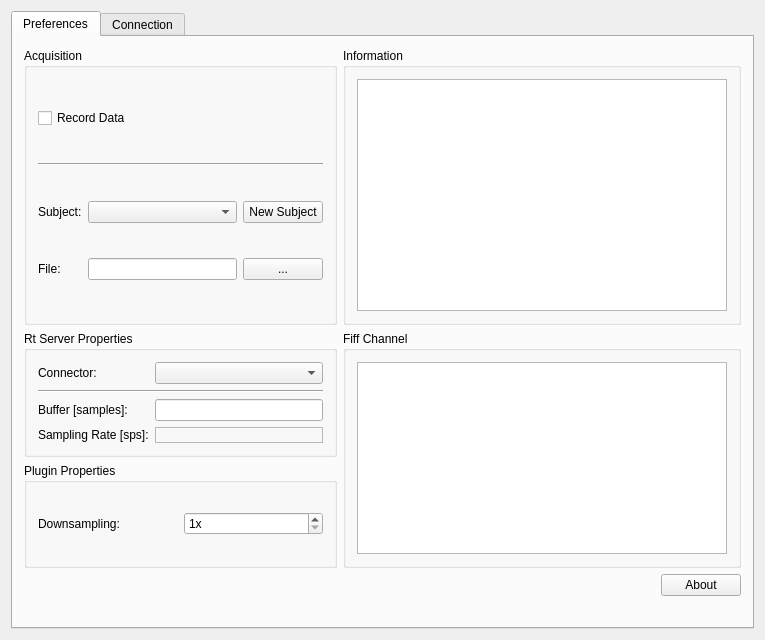
Qt form applications/mne_x/plugins/babymeg/FormFiles/babymegsetup.ui (mne-tools/mne-cpp) before a commit.
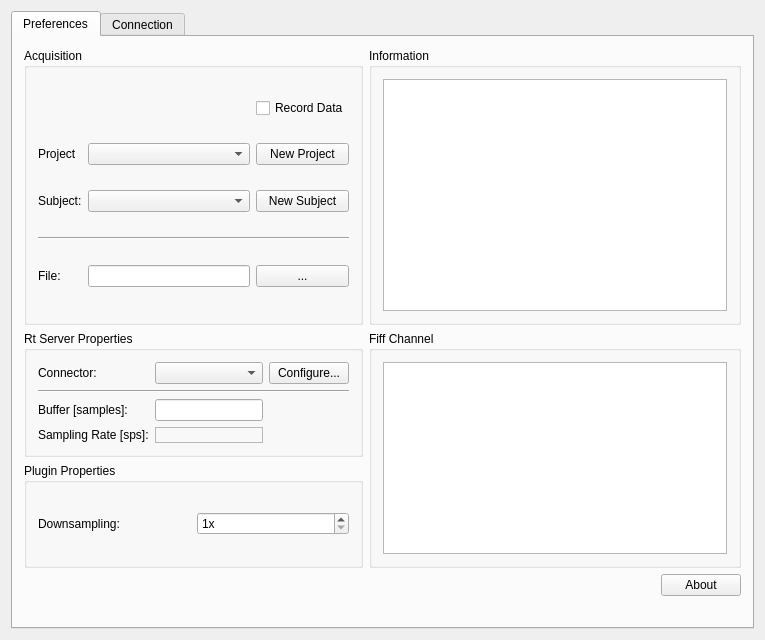
The same form after that commit.

The edit to the form file:
```diff
--- a/applications/mne_x/plugins/babymeg/FormFiles/babymegsetup.ui
+++ b/applications/mne_x/plugins/babymeg/FormFiles/babymegsetup.ui
@@ -1,7 +1,7 @@
 <?xml version="1.0" encoding="UTF-8"?>
 <ui version="4.0">
- <class>BabyMegSetupWidgetClass</class>
- <widget class="QWidget" name="BabyMegSetupWidgetClass">
+ <class>BabyMEGSetupWidgetClass</class>
+ <widget class="QWidget" name="BabyMEGSetupWidgetClass">
   <property name="geometry">
    <rect>
     <x>0</x>
@@ -97,19 +97,22 @@
           </widget>
          </item>
          <item row="3" column="0">
-          <widget class="QGroupBox" name="m_qGroupBox_BabyMegProperties">
+          <widget class="QGroupBox" name="m_qGroupBox_MneRtClientProperties">
            <property name="title">
             <string>Rt Server Properties</string>
            </property>
            <layout class="QGridLayout" name="gridLayout">
-            <item row="4" column="0">
+            <item row="5" column="0">
              <widget class="QLabel" name="m_qLabel_BufferSize">
               <property name="text">
                <string>Buffer [samples]:</string>
               </property>
              </widget>
             </item>
-            <item row="4" column="1">
+            <item row="0" column="1">
+             <widget class="QComboBox" name="m_qComboBox_Connector"/>
+            </item>
+            <item row="5" column="1">
              <widget class="QLineEdit" name="m_qLineEdit_BufferSize">
               <property name="text">
                <string/>
@@ -123,17 +126,17 @@
               </property>
              </widget>
             </item>
-            <item row="0" column="1">
-             <widget class="QComboBox" name="m_qComboBox_Connector"/>
-            </item>
-            <item row="3" column="0" colspan="2">
-             <widget class="Line" name="line">
-              <property name="orientation">
-               <enum>Qt::Horizontal</enum>
+            <item row="6" column="1">
+             <widget class="QLabel" name="m_qLabel_sps">
+              <property name="frameShape">
+               <enum>QFrame::StyledPanel</enum>
+              </property>
+              <property name="text">
+               <string/>
               </property>
              </widget>
             </item>
-            <item row="5" column="0">
+            <item row="6" column="0">
              <widget class="QLabel" name="m_qLabel_sps_description">
               <property name="sizePolicy">
                <sizepolicy hsizetype="Minimum" vsizetype="Minimum">
@@ -149,13 +152,17 @@
               </property>
              </widget>
             </item>
-            <item row="5" column="1">
-             <widget class="QLabel" name="m_qLabel_sps">
-              <property name="frameShape">
-               <enum>QFrame::StyledPanel</enum>
-              </property>
+            <item row="0" column="2">
+             <widget class="QPushButton" name="m_qPushButton_Configure">
               <property name="text">
-               <string/>
+               <string>Configure...</string>
+              </property>
+             </widget>
+            </item>
+            <item row="4" column="0" colspan="3">
+             <widget class="Line" name="line">
+              <property name="orientation">
+               <enum>Qt::Horizontal</enum>
               </property>
              </widget>
             </item>
@@ -168,54 +175,71 @@
             <string>Acquisition</string>
            </property>
            <layout class="QGridLayout" name="gridLayout">
-            <item row="3" column="1">
-             <widget class="QLineEdit" name="m_qLineEdit_FiffRecordFile"/>
-            </item>
-            <item row="3" column="2">
+            <item row="6" column="2">
              <widget class="QPushButton" name="m_qPushButton_FiffRecordFile">
               <property name="text">
                <string>...</string>
               </property>
              </widget>
             </item>
-            <item row="3" column="0">
-             <widget class="QLabel" name="label">
-              <property name="text">
-               <string>File:</string>
-              </property>
-             </widget>
-            </item>
-            <item row="1" column="0" colspan="3">
+            <item row="4" column="0" colspan="3">
              <widget class="Line" name="line_2">
               <property name="orientation">
                <enum>Qt::Horizontal</enum>
               </property>
              </widget>
             </item>
-            <item row="0" column="0" colspan="3">
-             <widget class="QCheckBox" name="m_qCheckBox_RecordData">
-              <property name="text">
-               <string>Record Data</string>
-              </property>
-             </widget>
-            </item>
-            <item row="2" column="0">
+            <item row="3" column="0">
              <widget class="QLabel" name="m_qLabel_SubjectDescription">
               <property name="text">
                <string>Subject:</string>
               </property>
              </widget>
             </item>
-            <item row="2" column="1">
+            <item row="3" column="1">
              <widget class="QComboBox" name="m_qComboBox_SubjectSelection"/>
             </item>
-            <item row="2" column="2">
+            <item row="3" column="2">
              <widget class="QPushButton" name="m_qPushButton_NewSubject">
               <property name="text">
                <string>New Subject</string>
               </property>
              </widget>
             </item>
+            <item row="2" column="2">
+             <widget class="QPushButton" name="m_qPushButton_NewProject">
+              <property name="text">
+               <string>New Project</string>
+              </property>
+             </widget>
+            </item>
+            <item row="6" column="0">
+             <widget class="QLabel" name="label">
+              <property name="text">
+               <string>File:</string>
+              </property>
+             </widget>
+            </item>
+            <item row="6" column="1">
+             <widget class="QLineEdit" name="m_qLineEdit_FiffRecordFile"/>
+            </item>
+            <item row="2" column="1">
+             <widget class="QComboBox" name="m_qComboBox_ProjectSelection"/>
+            </item>
+            <item row="2" column="0">
+             <widget class="QLabel" name="m_qLabel_ProjectDescription">
+              <property name="text">
+               <string>Project</string>
+              </property>
+             </widget>
+            </item>
+            <item row="0" column="2">
+             <widget class="QCheckBox" name="m_qCheckBox_RecordData">
+              <property name="text">
+               <string>Record Data</string>
+              </property>
+             </widget>
+            </item>
            </layout>
           </widget>
          </item>
@@ -276,7 +300,7 @@
       <layout class="QVBoxLayout" name="verticalLayout_3">
        <item>
         <layout class="QGridLayout" name="gridLayout_3">
-         <item row="2" column="0">
+         <item row="2" column="1">
           <widget class="QGroupBox" name="m_qGroupBox_Send">
            <property name="maximumSize">
             <size>
@@ -295,33 +319,20 @@
               </property>
              </widget>
             </item>
-            <item row="1" column="1">
+            <item row="0" column="2">
+             <widget class="QLineEdit" name="m_qLineEdit_SendCLI"/>
+            </item>
+            <item row="1" column="2">
              <widget class="QPushButton" name="m_qPushButton_SendCLI">
               <property name="text">
                <string>Send</string>
               </property>
              </widget>
             </item>
-            <item row="0" column="1">
-             <widget class="QLineEdit" name="m_qLineEdit_SendCLI"/>
-            </item>
            </layout>
           </widget>
          </item>
-         <item row="3" column="0">
-          <spacer name="verticalSpacer">
-           <property name="orientation">
-            <enum>Qt::Vertical</enum>
-           </property>
-           <property name="sizeHint" stdset="0">
-            <size>
-             <width>20</width>
-             <height>40</height>
-            </size>
-           </property>
-          </spacer>
-         </item>
-         <item row="4" column="1">
+         <item row="4" column="2">
           <spacer name="horizontalSpacer_3">
            <property name="orientation">
             <enum>Qt::Horizontal</enum>
@@ -334,7 +345,7 @@
            </property>
           </spacer>
          </item>
-         <item row="1" column="0">
+         <item row="1" column="1">
           <widget class="QGroupBox" name="m_qGroupBox_rtServerInfo">
            <property name="maximumSize">
             <size>
@@ -386,7 +397,7 @@
            </layout>
           </widget>
          </item>
-         <item row="1" column="1" rowspan="3">
+         <item row="1" column="2" rowspan="3">
           <widget class="QGroupBox" name="m_qGroupBox_log">
            <property name="title">
             <string>Log</string>
@@ -398,6 +409,22 @@
            </layout>
           </widget>
          </item>
+         <item row="3" column="1" rowspan="2">
+          <spacer name="verticalSpacer">
+           <property name="orientation">
+            <enum>Qt::Vertical</enum>
+           </property>
+           <property name="sizeType">
+            <enum>QSizePolicy::Expanding</enum>
+           </property>
+           <property name="sizeHint" stdset="0">
+            <size>
+             <width>20</width>
+             <height>30</height>
+            </size>
+           </property>
+          </spacer>
+         </item>
         </layout>
        </item>
       </layout>
```
